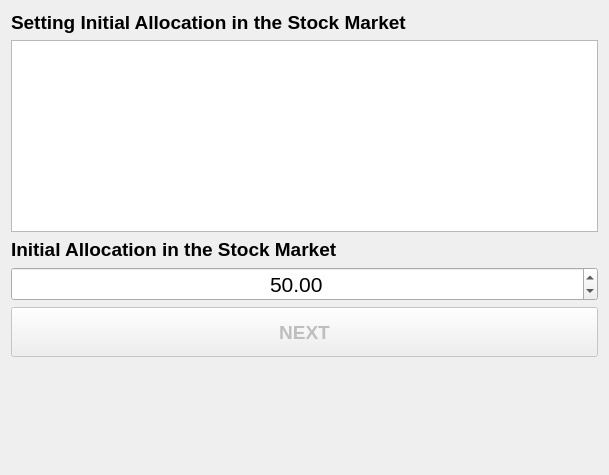
alfa-ryano/Brownian, file ui/dialog.ui: the form before one commit.
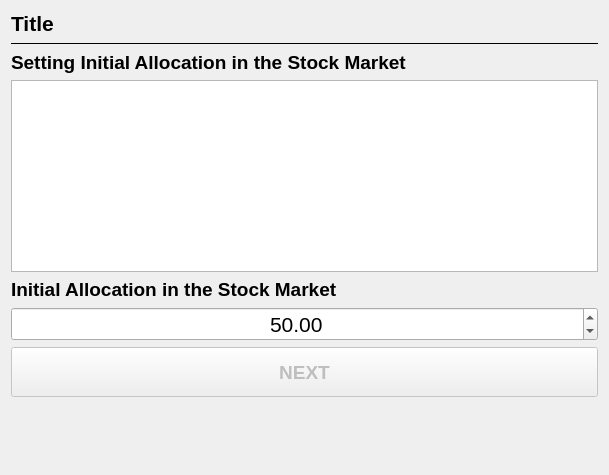
The form after the commit.

What changed in the file:
```diff
--- a/ui/dialog.ui
+++ b/ui/dialog.ui
@@ -16,6 +16,30 @@
   <layout class="QVBoxLayout" name="verticalLayout_2">
    <item>
     <layout class="QVBoxLayout" name="verticalLayout">
+     <item>
+      <widget class="QLabel" name="label_title">
+       <property name="font">
+        <font>
+         <pointsize>16</pointsize>
+         <weight>75</weight>
+         <bold>true</bold>
+        </font>
+       </property>
+       <property name="text">
+        <string>Title</string>
+       </property>
+      </widget>
+     </item>
+     <item>
+      <widget class="QFrame" name="frame">
+       <property name="frameShape">
+        <enum>QFrame::HLine</enum>
+       </property>
+       <property name="frameShadow">
+        <enum>QFrame::Plain</enum>
+       </property>
+      </widget>
+     </item>
      <item>
       <widget class="QLabel" name="label">
        <property name="font">
```
